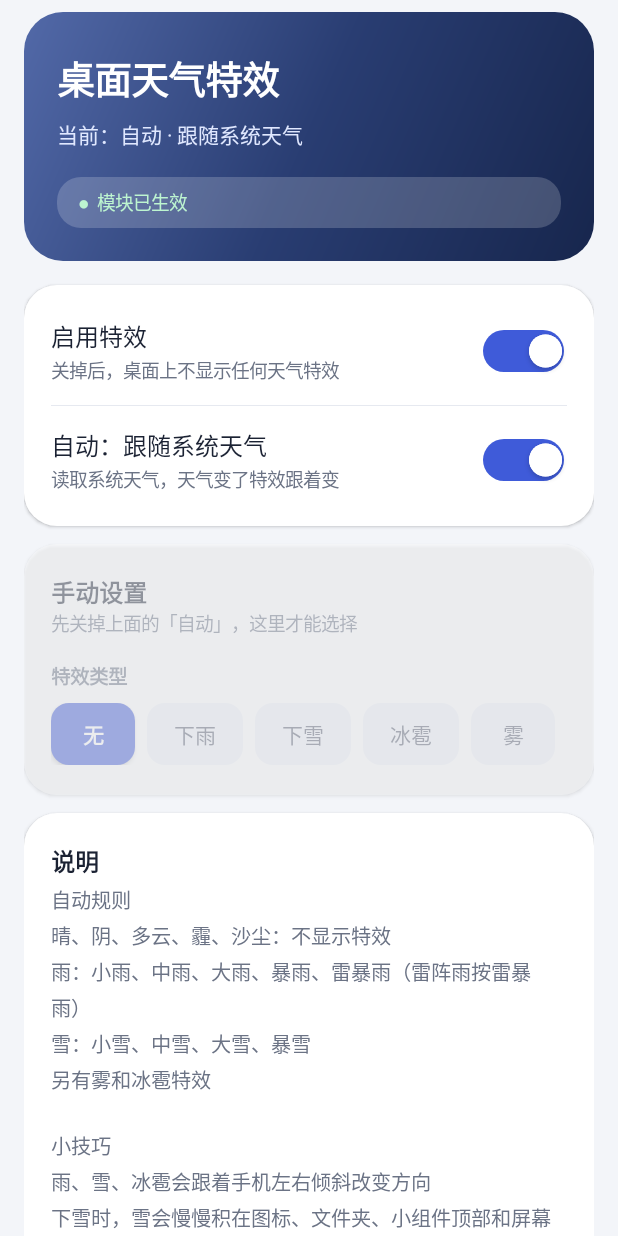
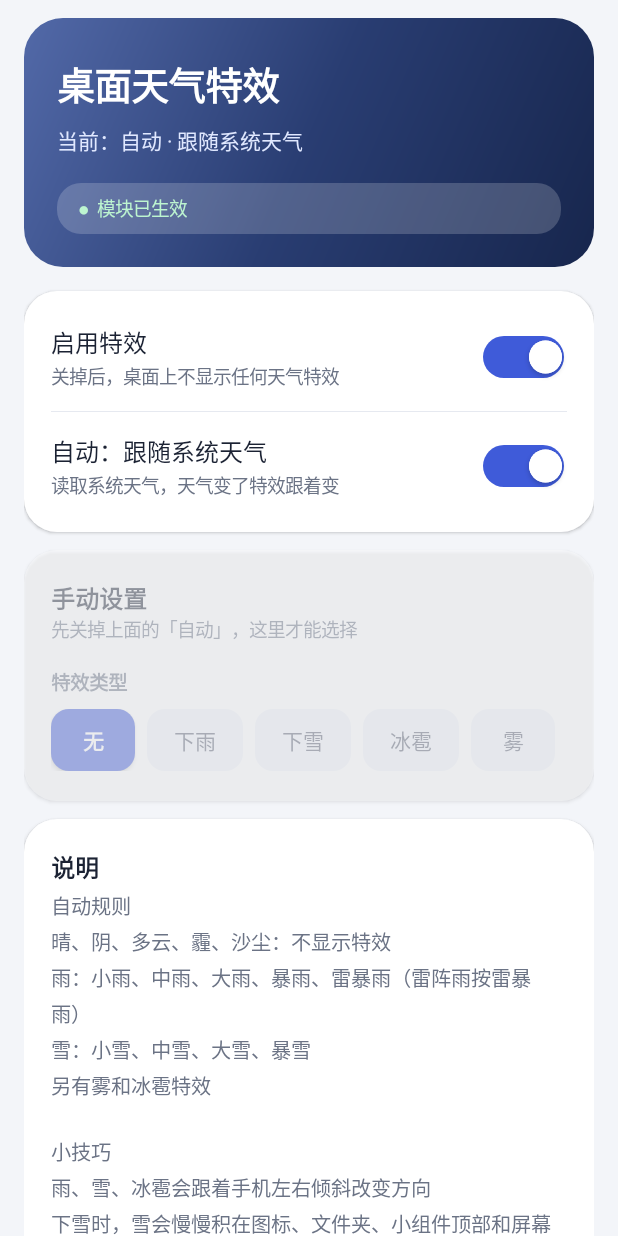
Before and after one commit to wen123456789-prog/weather, an Android app: the screen it shows after launch (SettingsActivity), on a phone screen of 412 x 824 dp. Run offline under Robolectric (Android 15) with nearby library versions, the phone set to English and light mode, and no system bars.

Commit message:
Update SettingsActivity.java

```diff
--- a/app/src/main/java/com/example/hyperweatherfx/SettingsActivity.java
+++ b/app/src/main/java/com/example/hyperweatherfx/SettingsActivity.java
@@ -73,7 +73,7 @@ public class SettingsActivity extends Activity {
 
         LinearLayout root = new LinearLayout(this);
         root.setOrientation(LinearLayout.VERTICAL);
-        root.setPadding(dp(16), dp(8), dp(16), dp(32));
+        root.setPadding(dp(16), dp(12), dp(16), dp(32));
 
         root.addView(buildHeader(active));
 
```
